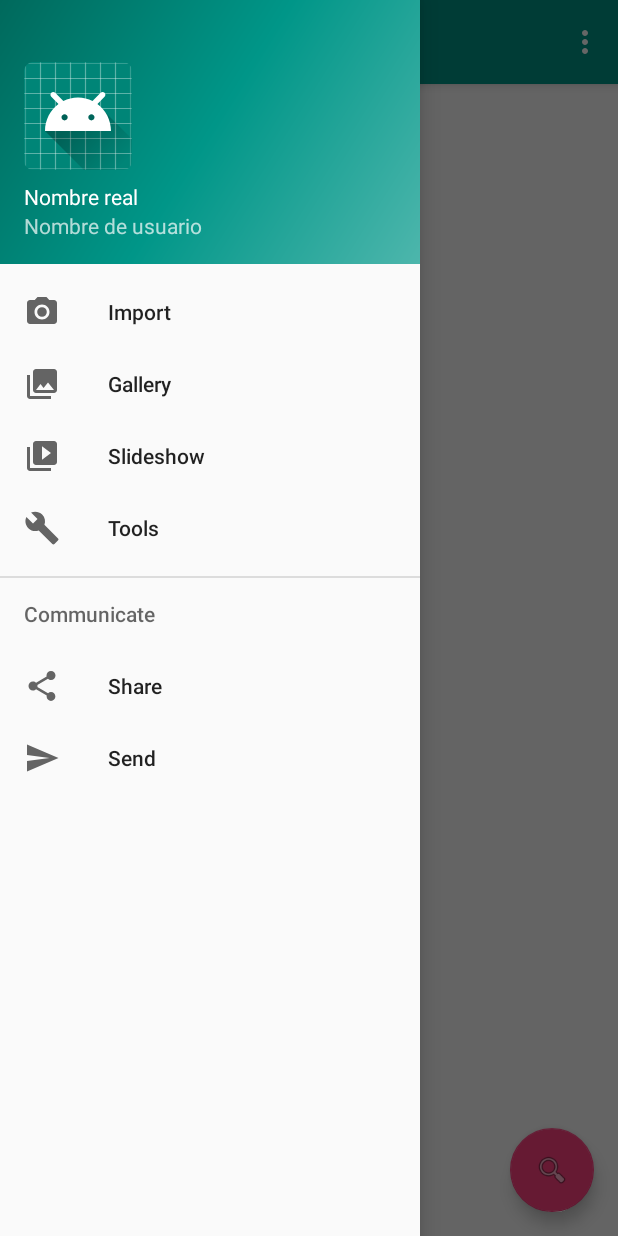
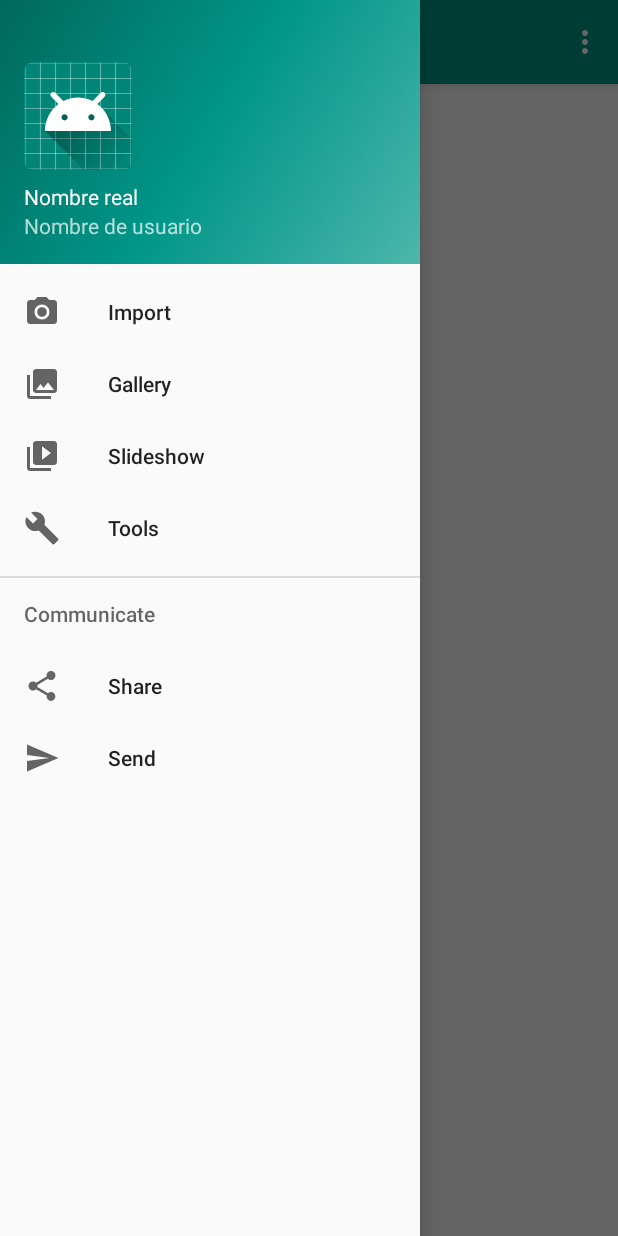
Before and after one commit to ChristianNunez58/SiccoAndroid, an Android app: the screen it shows after launch (PantallaInicio), with the side drawer open, on a phone screen of 412 x 824 dp. Run offline under Robolectric (Android 15) with nearby library versions, the phone set to English and light mode, and no system bars.

Commit message:
SICCO jaja

```diff
--- a/app/src/main/java/com/example/alienware/primerproyecto/PantallaInicio.java
+++ b/app/src/main/java/com/example/alienware/primerproyecto/PantallaInicio.java
@@ -20,31 +20,23 @@
     protected void onCreate(Bundle savedInstanceState) {
         super.onCreate(savedInstanceState);
         setContentView(R.layout.activity_pantalla_inicio);
-        Toolbar toolbar = (Toolbar) findViewById(R.id.toolbar);
+        Toolbar toolbar = findViewById(R.id.toolbar);
         setSupportActionBar(toolbar);
 
-        FloatingActionButton fab = (FloatingActionButton) findViewById(R.id.fab);
-        fab.setOnClickListener(new View.OnClickListener() {
-            @Override
-            public void onClick(View view) {
-                Snackbar.make(view, "Replace with your own action", Snackbar.LENGTH_LONG)
-                        .setAction("Action", null).show();
-            }
-        });
 
-        DrawerLayout drawer = (DrawerLayout) findViewById(R.id.drawer_layout);
+        DrawerLayout drawer = findViewById(R.id.drawer_layout);
         ActionBarDrawerToggle toggle = new ActionBarDrawerToggle(
                 this, drawer, toolbar, R.string.navigation_drawer_open, R.string.navigation_drawer_close);
         drawer.addDrawerListener(toggle);
         toggle.syncState();
 
-        NavigationView navigationView = (NavigationView) findViewById(R.id.nav_view);
+        NavigationView navigationView = findViewById(R.id.nav_view);
         navigationView.setNavigationItemSelectedListener(this);
     }
 
     @Override
     public void onBackPressed() {
-        DrawerLayout drawer = (DrawerLayout) findViewById(R.id.drawer_layout);
+        DrawerLayout drawer =  findViewById(R.id.drawer_layout);
         if (drawer.isDrawerOpen(GravityCompat.START)) {
             drawer.closeDrawer(GravityCompat.START);
         } else {
@@ -94,7 +86,7 @@
 
         }
 
-        DrawerLayout drawer = (DrawerLayout) findViewById(R.id.drawer_layout);
+        DrawerLayout drawer =  findViewById(R.id.drawer_layout);
         drawer.closeDrawer(GravityCompat.START);
         return true;
     }
--- a/app/src/main/res/layout/app_bar_pantalla_inicio.xml
+++ b/app/src/main/res/layout/app_bar_pantalla_inicio.xml
@@ -20,14 +20,6 @@
 
     </android.support.design.widget.AppBarLayout>
 
-    <include layout="@layout/content_pantalla_inicio" />
 
-    <android.support.design.widget.FloatingActionButton
-        android:id="@+id/fab"
-        android:layout_width="wrap_content"
-        android:layout_height="wrap_content"
-        android:layout_gravity="bottom|end"
-        android:layout_margin="@dimen/fab_margin"
-        app:srcCompat="@android:drawable/ic_menu_search" />
 
 </android.support.design.widget.CoordinatorLayout>
```
Also changed, not shown: app/src/main/res/drawable/ic_search_black_24dp.xml (added, +9 -0 lines).
